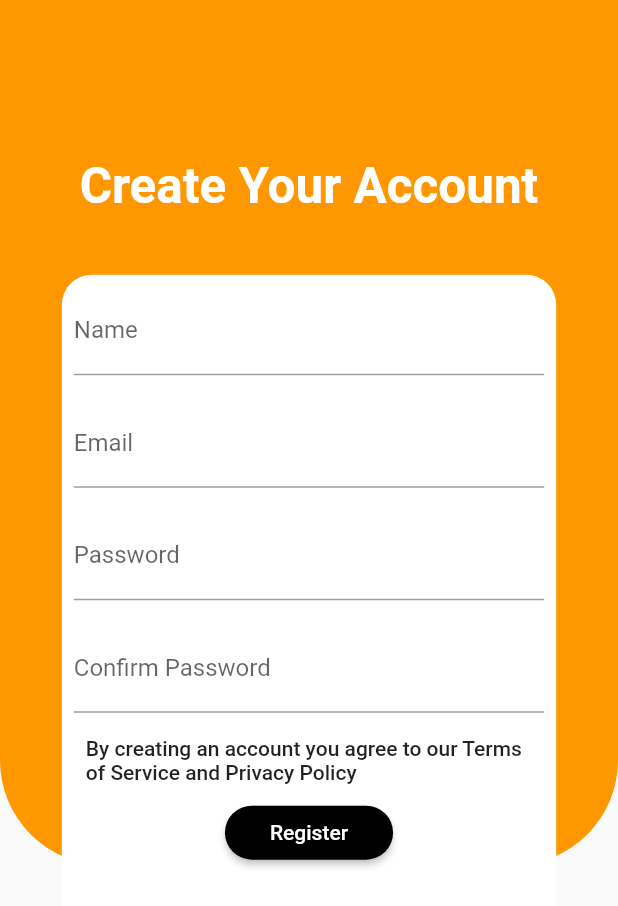
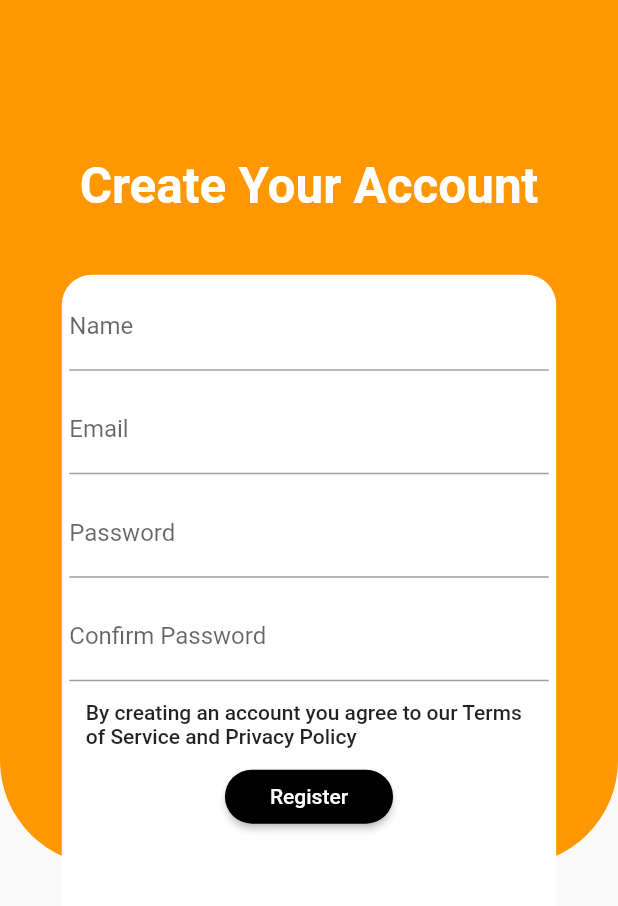
Before and after one commit to Rishita32/Content-Curation-System, a Flutter app: the screen it shows after launch, after a tap on "Create new account?", on a phone screen of 412 x 824 dp. Shown: the top 906 px of the screen. Run offline on Flutter 3.47's test engine with Material 2 defaults, Android fonts, the light colour scheme and no system bars; our stand-ins replace bubble, cloud_firestore, curved_navigation_bar, firebase_auth, share; missing offline and left inert: flutter_dialogflow; accounts and stored records are empty.

Commit message:
removed overflow

```diff
--- a/lib/screens/authenticate/login.dart
+++ b/lib/screens/authenticate/login.dart
@@ -75,10 +75,7 @@ class _LoginState extends State<Login> {
                     },
                     decoration: InputDecoration(labelText: 'Password'),
                   )),
-              FlatButton(
-                onPressed: () {},
-                child: Text("Forgot Password? "),
-              ),
+
               FlatButton(
                 onPressed: () {
                   Navigator.pushReplacementNamed(context, '/register');
@@ -112,7 +109,7 @@ class _LoginState extends State<Login> {
                 textColor: Colors.white,
                 padding: EdgeInsets.symmetric(horizontal: 30, vertical: 10),
               ),
-              SizedBox(height: 12),
+
               Text(
                 error,
                 style: TextStyle(color: Colors.red, fontSize: 14),
--- a/lib/screens/authenticate/register.dart
+++ b/lib/screens/authenticate/register.dart
@@ -47,7 +47,7 @@ class _RegisterState extends State<Register> {
             crossAxisAlignment: CrossAxisAlignment.center,
             children: <Widget>[
               Padding(
-                  padding: EdgeInsets.all(8),
+                  padding: EdgeInsets.all(5),
                   child: TextFormField(
                     validator: (value) =>
                         value.isEmpty ? 'Enter your name' : null,
@@ -60,7 +60,7 @@ class _RegisterState extends State<Register> {
                     decoration: InputDecoration(labelText: 'Name'),
                   )),
               Padding(
-                  padding: EdgeInsets.all(8),
+                  padding: EdgeInsets.all(5),
                   child: TextFormField(
                     validator: (value) =>
                         value.isEmpty ? 'Enter your email address' : null,
@@ -73,7 +73,7 @@ class _RegisterState extends State<Register> {
                     decoration: InputDecoration(labelText: 'Email'),
                   )),
               Padding(
-                  padding: EdgeInsets.all(8),
+                  padding: EdgeInsets.all(5),
                   child: TextFormField(
                     validator: (value) => value.length < 6
                         ? 'Enter a password with at least 6 characters'
@@ -88,7 +88,7 @@ class _RegisterState extends State<Register> {
                     decoration: InputDecoration(labelText: 'Password'),
                   )),
               Padding(
-                  padding: EdgeInsets.all(8),
+                  padding: EdgeInsets.all(5),
                   child: TextFormField(
                     validator: (value) =>
                         value != password ? 'Enter the same password' : null,
@@ -133,7 +133,7 @@ class _RegisterState extends State<Register> {
                 textColor: Colors.white,
                 padding: EdgeInsets.symmetric(horizontal: 30, vertical: 10),
               ),
-              SizedBox(height: 12),
+
               Text(
                 error,
                 style: TextStyle(color: Colors.red, fontSize: 14),
```
